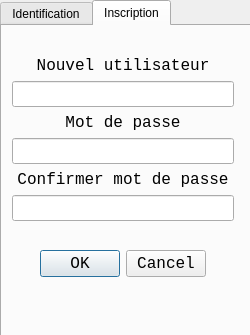
This is src/views/forms/authdialog.ui in LP-ACPI/VerrouYEAH as Qt 5 draws it before an edit. The edited form follows.
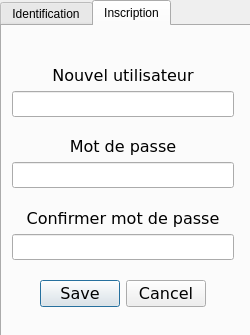
This is the edited form. The open tabs and pages were chosen to show the change. Icons and pictures are not drawn.

```diff
--- a/src/views/forms/authdialog.ui
+++ b/src/views/forms/authdialog.ui
@@ -41,6 +41,12 @@
      <height>341</height>
     </rect>
    </property>
+   <property name="contextMenuPolicy">
+    <enum>Qt::NoContextMenu</enum>
+   </property>
+   <property name="autoFillBackground">
+    <bool>false</bool>
+   </property>
    <property name="styleSheet">
     <string notr="true"/>
    </property>
@@ -222,9 +228,9 @@
      <property name="geometry">
       <rect>
        <x>10</x>
-       <y>30</y>
+       <y>40</y>
        <width>222</width>
-       <height>221</height>
+       <height>241</height>
       </rect>
      </property>
      <layout class="QVBoxLayout" name="verticalLayout_2">
@@ -232,7 +238,7 @@
        <widget class="QLabel" name="userPassLabel_3">
         <property name="font">
          <font>
-          <family>Monospace</family>
+          <family>DejaVu Sans</family>
           <pointsize>12</pointsize>
          </font>
         </property>
@@ -266,11 +272,24 @@
         </property>
        </widget>
       </item>
+      <item>
+       <spacer name="verticalSpacer_4">
+        <property name="orientation">
+         <enum>Qt::Vertical</enum>
+        </property>
+        <property name="sizeHint" stdset="0">
+         <size>
+          <width>20</width>
+          <height>40</height>
+         </size>
+        </property>
+       </spacer>
+      </item>
       <item>
        <widget class="QLabel" name="userPassLabel_2">
         <property name="font">
          <font>
-          <family>Monospace</family>
+          <family>DejaVu Sans</family>
           <pointsize>12</pointsize>
          </font>
         </property>
@@ -304,11 +323,24 @@
         </property>
        </widget>
       </item>
+      <item>
+       <spacer name="verticalSpacer_5">
+        <property name="orientation">
+         <enum>Qt::Vertical</enum>
+        </property>
+        <property name="sizeHint" stdset="0">
+         <size>
+          <width>20</width>
+          <height>40</height>
+         </size>
+        </property>
+       </spacer>
+      </item>
       <item>
        <widget class="QLabel" name="userPassLabel_4">
         <property name="font">
          <font>
-          <family>Monospace</family>
+          <family>DejaVu Sans</family>
           <pointsize>12</pointsize>
          </font>
         </property>
@@ -359,7 +391,7 @@
        <widget class="QDialogButtonBox" name="subscriptButtonBox">
         <property name="font">
          <font>
-          <family>Monospace</family>
+          <family>DejaVu Sans</family>
           <pointsize>12</pointsize>
          </font>
         </property>
@@ -370,7 +402,7 @@
          <enum>Qt::Horizontal</enum>
         </property>
         <property name="standardButtons">
-         <set>QDialogButtonBox::Cancel|QDialogButtonBox::Ok</set>
+         <set>QDialogButtonBox::Cancel|QDialogButtonBox::Save</set>
         </property>
         <property name="centerButtons">
          <bool>true</bool>
```
Left out of the diff: 26 changed lines with no effect on the pictures.
